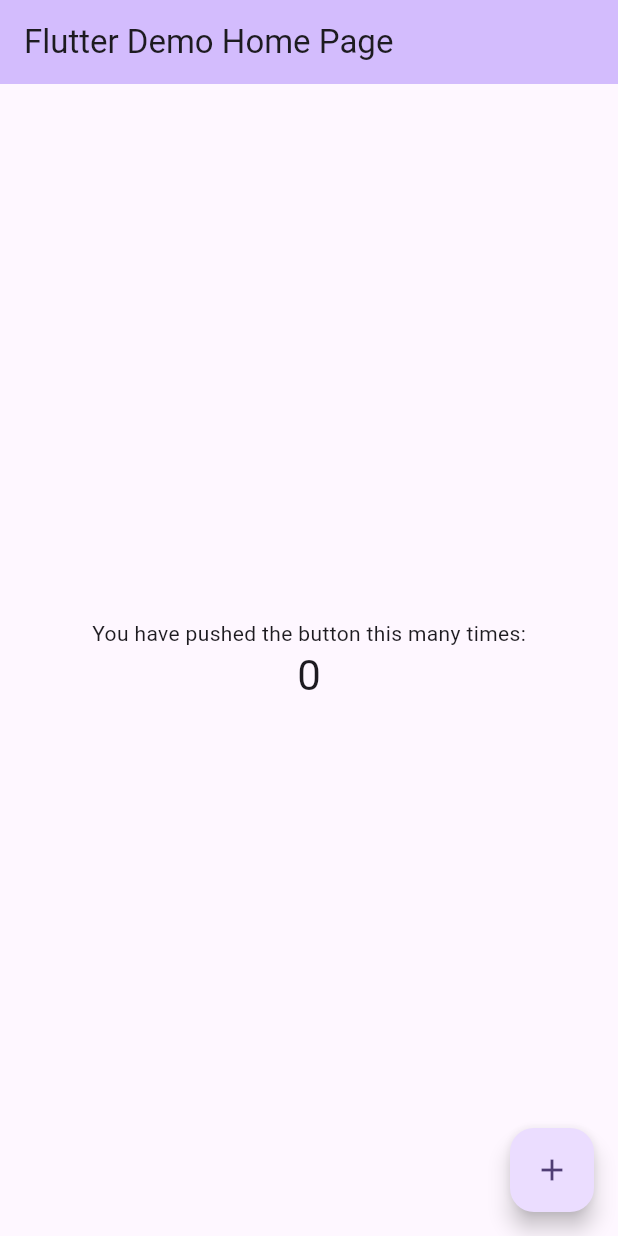
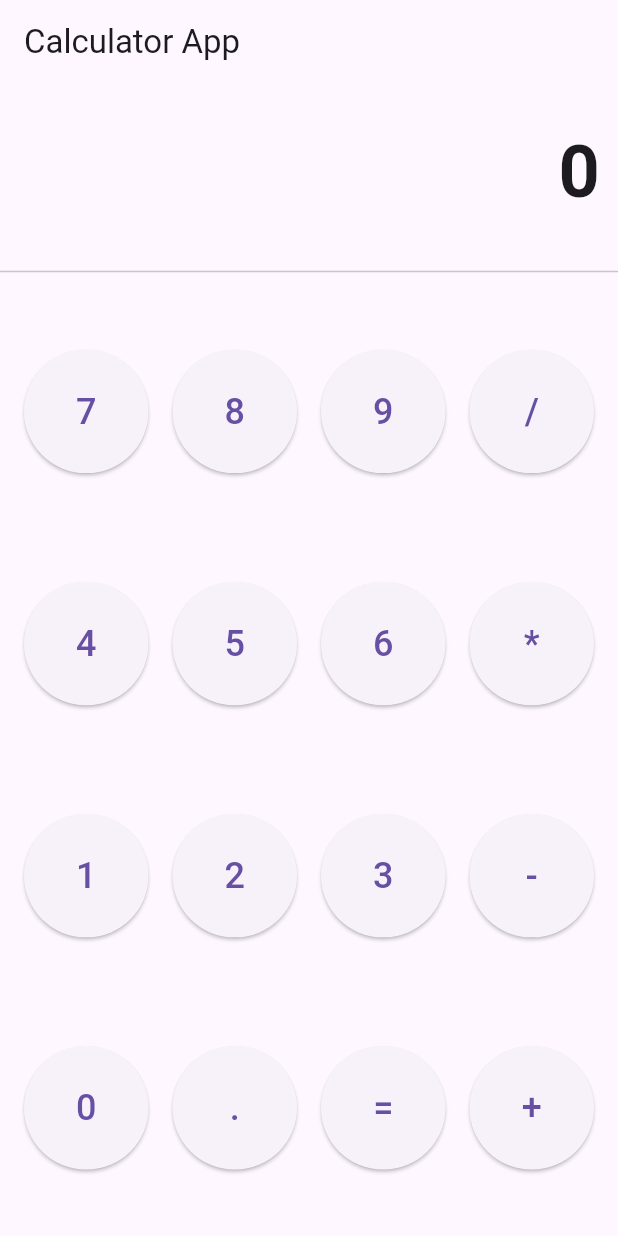
Before and after one commit to fizzahfaizi21/calculatorapp, a Flutter app: the screen it shows after launch, on a phone screen of 412 x 824 dp. Run offline on Flutter 3.47's test engine with Material 3 defaults, Android fonts, the phone set to English and light mode, and no system bars.

Commit message:
Implemented the UI with numbers and arithmetic operators display area

```diff
--- a/lib/main.dart
+++ b/lib/main.dart
@@ -1,125 +1,98 @@
 import 'package:flutter/material.dart';
 
 void main() {
-  runApp(const MyApp());
+  runApp(MyApp());
 }
 
 class MyApp extends StatelessWidget {
-  const MyApp({super.key});
-
-  // This widget is the root of your application.
   @override
   Widget build(BuildContext context) {
     return MaterialApp(
-      title: 'Flutter Demo',
+      debugShowCheckedModeBanner: false,
+      title: 'Calculator App',
       theme: ThemeData(
-        // This is the theme of your application.
-        //
-        // TRY THIS: Try running your application with "flutter run". You'll see
-        // the application has a purple toolbar. Then, without quitting the app,
-        // try changing the seedColor in the colorScheme below to Colors.green
-        // and then invoke "hot reload" (save your changes or press the "hot
-        // reload" button in a Flutter-supported IDE, or press "r" if you used
-        // the command line to start the app).
-        //
-        // Notice that the counter didn't reset back to zero; the application
-        // state is not lost during the reload. To reset the state, use hot
-        // restart instead.
-        //
-        // This works for code too, not just values: Most code changes can be
-        // tested with just a hot reload.
-        colorScheme: ColorScheme.fromSeed(seedColor: Colors.deepPurple),
-        useMaterial3: true,
+        primarySwatch: Colors.blue,
       ),
-      home: const MyHomePage(title: 'Flutter Demo Home Page'),
+      home: CalculatorApp(),
     );
   }
 }
 
-class MyHomePage extends StatefulWidget {
-  const MyHomePage({super.key, required this.title});
-
-  // This widget is the home page of your application. It is stateful, meaning
-  // that it has a State object (defined below) that contains fields that affect
-  // how it looks.
-
-  // This class is the configuration for the state. It holds the values (in this
-  // case the title) provided by the parent (in this case the App widget) and
-  // used by the build method of the State. Fields in a Widget subclass are
-  // always marked "final".
-
-  final String title;
-
+class CalculatorApp extends StatefulWidget {
   @override
-  State<MyHomePage> createState() => _MyHomePageState();
+  _CalculatorAppState createState() => _CalculatorAppState();
 }
 
-class _MyHomePageState extends State<MyHomePage> {
-  int _counter = 0;
-
-  void _incrementCounter() {
-    setState(() {
-      // This call to setState tells the Flutter framework that something has
-      // changed in this State, which causes it to rerun the build method below
-      // so that the display can reflect the updated values. If we changed
-      // _counter without calling setState(), then the build method would not be
-      // called again, and so nothing would appear to happen.
-      _counter++;
-    });
-  }
+class _CalculatorAppState extends State<CalculatorApp> {
+  String _displayText = "0";
 
   @override
   Widget build(BuildContext context) {
-    // This method is rerun every time setState is called, for instance as done
-    // by the _incrementCounter method above.
-    //
-    // The Flutter framework has been optimized to make rerunning build methods
-    // fast, so that you can just rebuild anything that needs updating rather
-    // than having to individually change instances of widgets.
     return Scaffold(
       appBar: AppBar(
-        // TRY THIS: Try changing the color here to a specific color (to
-        // Colors.amber, perhaps?) and trigger a hot reload to see the AppBar
-        // change color while the other colors stay the same.
-        backgroundColor: Theme.of(context).colorScheme.inversePrimary,
-        // Here we take the value from the MyHomePage object that was created by
-        // the App.build method, and use it to set our appbar title.
-        title: Text(widget.title),
+        title: Text('Calculator App'),
       ),
-      body: Center(
-        // Center is a layout widget. It takes a single child and positions it
-        // in the middle of the parent.
-        child: Column(
-          // Column is also a layout widget. It takes a list of children and
-          // arranges them vertically. By default, it sizes itself to fit its
-          // children horizontally, and tries to be as tall as its parent.
-          //
-          // Column has various properties to control how it sizes itself and
-          // how it positions its children. Here we use mainAxisAlignment to
-          // center the children vertically; the main axis here is the vertical
-          // axis because Columns are vertical (the cross axis would be
-          // horizontal).
-          //
-          // TRY THIS: Invoke "debug painting" (choose the "Toggle Debug Paint"
-          // action in the IDE, or press "p" in the console), to see the
-          // wireframe for each widget.
-          mainAxisAlignment: MainAxisAlignment.center,
-          children: <Widget>[
-            const Text(
-              'You have pushed the button this many times:',
+      body: Column(
+        children: [
+          // Display Area
+          Container(
+            alignment: Alignment.centerRight,
+            padding: EdgeInsets.symmetric(vertical: 24, horizontal: 12),
+            child: Text(
+              _displayText,
+              style: TextStyle(
+                fontSize: 48,
+                fontWeight: FontWeight.bold,
+              ),
             ),
-            Text(
-              '$_counter',
-              style: Theme.of(context).textTheme.headlineMedium,
+          ),
+          Divider(),
+          // Calculator Buttons
+          Expanded(
+            child: Container(
+              padding: EdgeInsets.all(8),
+              child: Column(
+                children: [
+                  buildButtonRow(['7', '8', '9', '/']),
+                  buildButtonRow(['4', '5', '6', '*']),
+                  buildButtonRow(['1', '2', '3', '-']),
+                  buildButtonRow(['0', '.', '=', '+']),
+                ],
+              ),
             ),
-          ],
+          ),
+        ],
+      ),
+    );
+  }
+
+  Widget buildButtonRow(List<String> buttons) {
+    return Expanded(
+      child: Row(
+        children: buttons.map((button) => buildButton(button)).toList(),
+      ),
+    );
+  }
+
+  Widget buildButton(String text) {
+    return Expanded(
+      child: Container(
+        margin: EdgeInsets.all(8),
+        child: ElevatedButton(
+          style: ElevatedButton.styleFrom(
+            padding: EdgeInsets.all(24),
+          ),
+          onPressed: () {
+            // Button functionality will be added in next step
+          },
+          child: Text(
+            text,
+            style: TextStyle(
+              fontSize: 24,
+            ),
+          ),
         ),
       ),
-      floatingActionButton: FloatingActionButton(
-        onPressed: _incrementCounter,
-        tooltip: 'Increment',
-        child: const Icon(Icons.add),
-      ), // This trailing comma makes auto-formatting nicer for build methods.
     );
   }
 }
```
